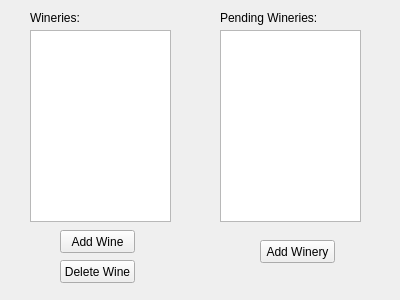
The window that adminportal.ui (DuncanBauer/WineryTours) describes before a commit, drawn with Qt 5.
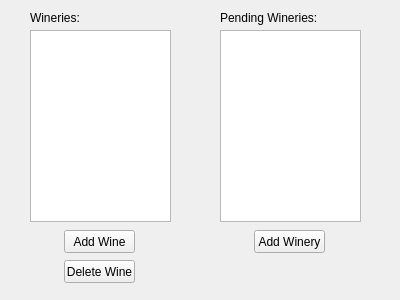
The same window after the commit.

Patch:
```diff
--- a/adminportal.ui
+++ b/adminportal.ui
@@ -16,9 +16,9 @@
   <widget class="QPushButton" name="addWinery">
    <property name="geometry">
     <rect>
-     <x>260</x>
-     <y>240</y>
-     <width>75</width>
+     <x>254</x>
+     <y>230</y>
+     <width>71</width>
      <height>23</height>
     </rect>
    </property>
@@ -29,9 +29,9 @@
   <widget class="QPushButton" name="addWine">
    <property name="geometry">
     <rect>
-     <x>60</x>
+     <x>64</x>
      <y>230</y>
-     <width>75</width>
+     <width>71</width>
      <height>23</height>
     </rect>
    </property>
@@ -62,9 +62,9 @@
   <widget class="QPushButton" name="deleteWine">
    <property name="geometry">
     <rect>
-     <x>60</x>
+     <x>64</x>
      <y>260</y>
-     <width>75</width>
+     <width>71</width>
      <height>23</height>
     </rect>
    </property>
```
